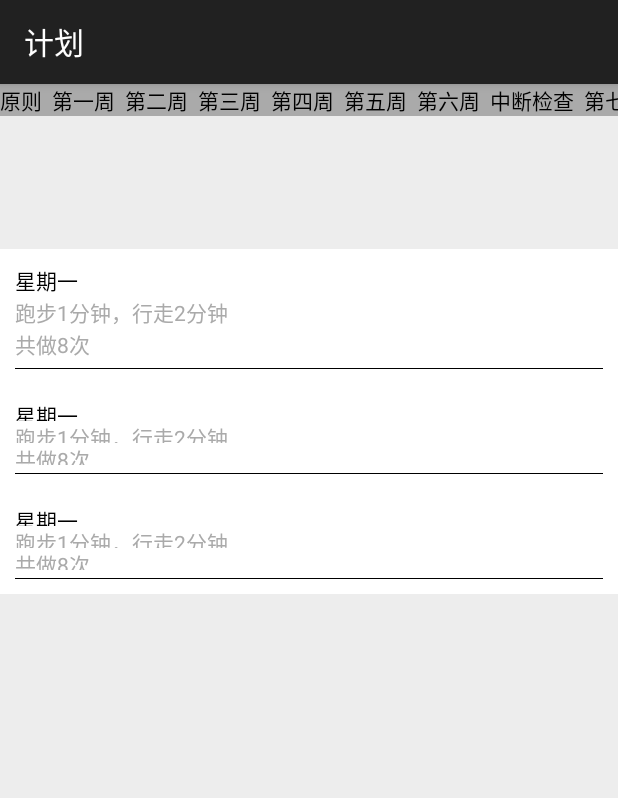
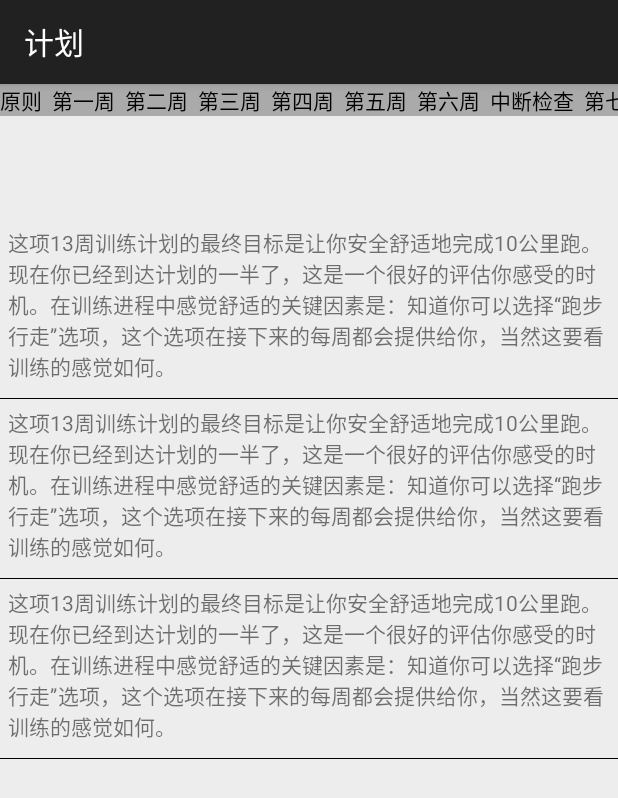
Before and after one commit to hjq123oo/Starun, an Android app: the PlanActivity screen opened directly, with no data from a screen before it, on a phone screen of 412 x 824 dp. Shown: the top 798 px of the screen. Run offline under Robolectric (Android 15) with nearby library versions, the phone set to English and light mode, and no system bars.

Commit message:
一些小的XML改变

```diff
--- a/app/src/main/res/layout/activity_plan.xml
+++ b/app/src/main/res/layout/activity_plan.xml
@@ -3,7 +3,7 @@
     android:layout_width="match_parent"
     android:background="#EDEDED"
     android:layout_height="match_parent">
-    <LinearLayout xmlns:android="http://schemas.android.com/apk/res/android"
+    <RelativeLayout xmlns:android="http://schemas.android.com/apk/res/android"
         xmlns:tools="http://schemas.android.com/tools"
         android:layout_width="match_parent"
         android:layout_height="match_parent"
@@ -13,23 +13,22 @@
         <com.starun.www.starun.view.customview.HorizontalListView
             android:id="@+id/plan_hl"
             android:layout_width="match_parent"
-            android:layout_height="70dp">
+            android:layout_height="90dp">
         </com.starun.www.starun.view.customview.HorizontalListView>
 
-        <!--selector-->
-        <RelativeLayout
+        <LinearLayout
+            android:visibility="invisible"
+            android:id="@+id/normal_ll"
+            android:layout_width="match_parent"
+            android:layout_height="270dp"
             android:layout_below="@id/plan_hl"
-            android:id="@+id/selector_rl"
-            android:layout_width="80dp"
-            android:layout_gravity="center"
-            android:layout_height="40dp"></RelativeLayout>
+            android:orientation="vertical">
 
             <LinearLayout
                 android:background="@android:color/white"
                 android:id="@+id/desc1_rl"
                 android:layout_width="match_parent"
                 android:layout_height="90dp"
-            android:padding="10dp"
                 android:orientation="vertical">
 
                 <TextView
@@ -38,12 +37,14 @@
                     android:layout_height="match_parent"
                     android:layout_weight="1"
                     android:textColor="@android:color/black"
+                    android:gravity="center_vertical"
                     android:text="星期一" />
                 <TextView
                     android:id="@+id/rundesc1_tv"
                     android:layout_width="match_parent"
                     android:layout_height="match_parent"
                     android:layout_weight="1"
+                    android:gravity="center_vertical"
                     android:textColor="@android:color/darker_gray"
                     android:text="跑步1分钟，行走2分钟" />
                 <TextView
@@ -51,6 +52,7 @@
                     android:layout_width="match_parent"
                     android:layout_height="match_parent"
                     android:layout_weight="1"
+                    android:gravity="center_vertical"
                     android:textColor="@android:color/darker_gray"
                     android:text="共做8次" />
 
@@ -65,8 +67,7 @@
                 android:background="@android:color/white"
                 android:id="@+id/desc2_rl"
                 android:layout_width="match_parent"
-            android:layout_height="70dp"
-            android:padding="10dp"
+                android:layout_height="90dp"
                 android:orientation="vertical">
 
                 <TextView
@@ -75,6 +76,7 @@
                     android:layout_height="match_parent"
                     android:layout_weight="1"
                     android:textColor="@android:color/black"
+                    android:gravity="center_vertical"
                     android:text="星期一" />
                 <TextView
                     android:id="@+id/rundesc2_tv"
@@ -82,6 +84,7 @@
                     android:layout_height="match_parent"
                     android:layout_weight="1"
                     android:textColor="@android:color/darker_gray"
+                    android:gravity="center_vertical"
                     android:text="跑步1分钟，行走2分钟" />
                 <TextView
                     android:id="@+id/runtime2_tv"
@@ -89,12 +92,12 @@
                     android:layout_height="match_parent"
                     android:layout_weight="1"
                     android:textColor="@android:color/darker_gray"
+                    android:gravity="center_vertical"
                     android:text="共做8次" />
 
                 <View
                     android:layout_width="match_parent"
                     android:layout_height="1px"
-                android:layout_marginTop="5dp"
                     android:background="#000"></View>
 
             </LinearLayout>
@@ -102,8 +105,7 @@
                 android:background="@android:color/white"
                 android:id="@+id/desc3_rl"
                 android:layout_width="match_parent"
-            android:layout_height="70dp"
-            android:padding="10dp"
+                android:layout_height="90dp"
                 android:orientation="vertical">
 
                 <TextView
@@ -112,6 +114,7 @@
                     android:layout_height="match_parent"
                     android:layout_weight="1"
                     android:textColor="@android:color/black"
+                    android:gravity="center_vertical"
                     android:text="星期一" />
                 <TextView
                     android:id="@+id/rundesc3_tv"
@@ -119,6 +122,7 @@
                     android:layout_height="match_parent"
                     android:layout_weight="1"
                     android:textColor="@android:color/darker_gray"
+                    android:gravity="center_vertical"
                     android:text="跑步1分钟，行走2分钟" />
                 <TextView
                     android:id="@+id/runtime3_tv"
@@ -126,6 +130,7 @@
                     android:layout_height="match_parent"
                     android:layout_weight="1"
                     android:textColor="@android:color/darker_gray"
+                    android:gravity="center_vertical"
                     android:text="共做8次" />
 
                 <View
@@ -134,6 +139,47 @@
                     android:layout_marginTop="5dp"
                     android:background="#000"></View>
             </LinearLayout>
+        </LinearLayout>
 
+        <LinearLayout
+            android:id="@+id/more_text_ll"
+            android:visibility="visible"
+            android:layout_width="match_parent"
+            android:layout_height="wrap_content"
+            android:layout_below="@id/plan_hl"
+            android:orientation="vertical">
+
+            <TextView
+                android:layout_width="match_parent"
+                android:layout_height="wrap_content"
+                android:layout_margin="5dp"
+                android:text="这项13周训练计划的最终目标是让你安全舒适地完成10公里跑。现在你已经到达计划的一半了，这是一个很好的评估你感受的时机。在训练进程中感觉舒适的关键因素是：知道你可以选择“跑步行走”选项，这个选项在接下来的每周都会提供给你，当然这要看训练的感觉如何。"/>
+            <View
+                android:layout_width="match_parent"
+                android:layout_height="1px"
+                android:layout_marginTop="5dp"
+                android:background="#000"></View>
+            <TextView
+                android:layout_width="match_parent"
+                android:layout_height="wrap_content"
+                android:layout_margin="5dp"
+                android:text="这项13周训练计划的最终目标是让你安全舒适地完成10公里跑。现在你已经到达计划的一半了，这是一个很好的评估你感受的时机。在训练进程中感觉舒适的关键因素是：知道你可以选择“跑步行走”选项，这个选项在接下来的每周都会提供给你，当然这要看训练的感觉如何。"/>
+            <View
+                android:layout_width="match_parent"
+                android:layout_height="1px"
+                android:layout_marginTop="5dp"
+                android:background="#000"></View>
+            <TextView
+                android:layout_width="match_parent"
+                android:layout_height="wrap_content"
+                android:layout_margin="5dp"
+                android:text="这项13周训练计划的最终目标是让你安全舒适地完成10公里跑。现在你已经到达计划的一半了，这是一个很好的评估你感受的时机。在训练进程中感觉舒适的关键因素是：知道你可以选择“跑步行走”选项，这个选项在接下来的每周都会提供给你，当然这要看训练的感觉如何。"/>
+            <View
+                android:layout_width="match_parent"
+                android:layout_height="1px"
+                android:layout_marginTop="5dp"
+                android:background="#000"></View>
         </LinearLayout>
+
+    </RelativeLayout>
 </ScrollView>
```
Lines whose indentation alone changed are shown as unchanged.
